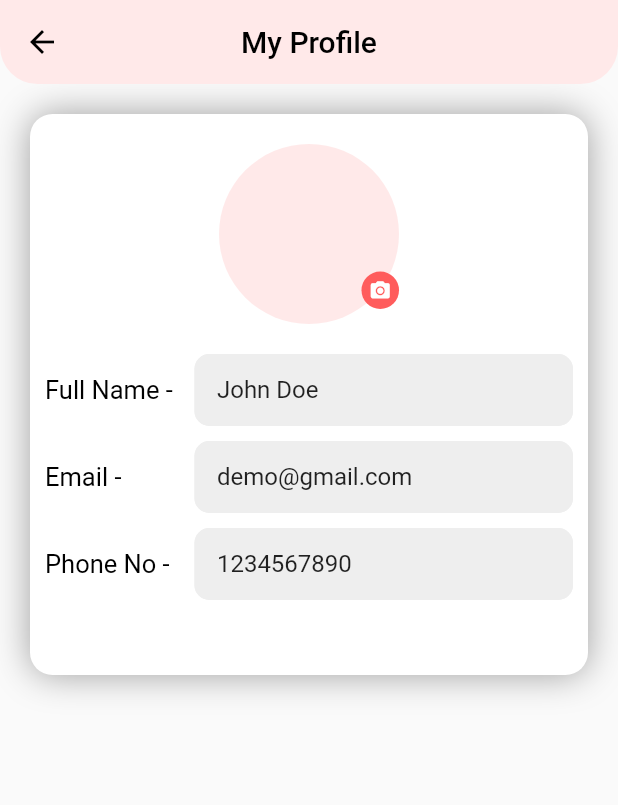
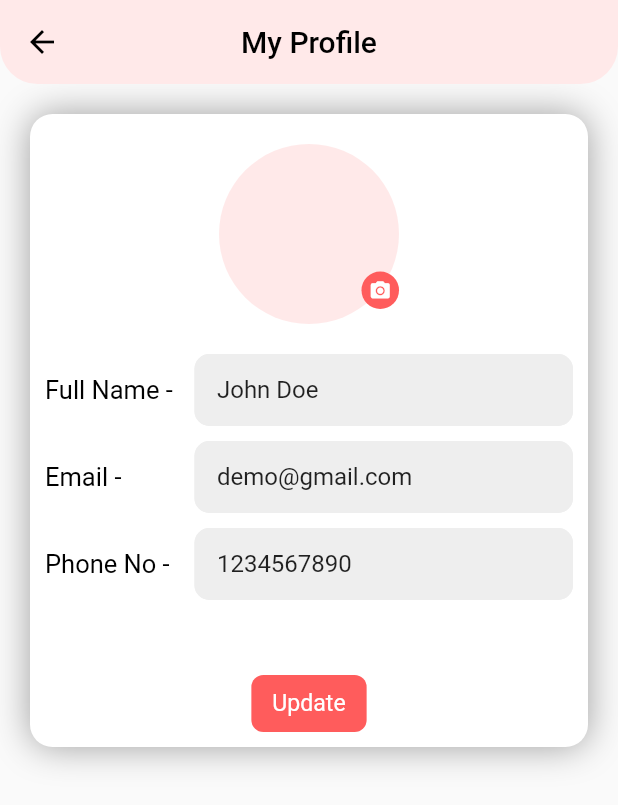
Before and after one commit to rushit5560/Food_Delivery_Project_New, a Flutter app: the MyProfileScreen screen opened directly, on a phone screen of 412 x 824 dp. Shown: the top 805 px of the screen. Run offline on Flutter 3.47's test engine with Material 2 defaults, Android fonts, the phone set to English and light mode, and no system bars; our stand-ins replace carousel_slider, flutter_rating_bar, get, google_sign_in, image_picker, share and 2 more.

Commit message:
Update UI

```diff
--- a/food_delivery/lib/common/custom_appbar.dart
+++ b/food_delivery/lib/common/custom_appbar.dart
@@ -34,8 +34,8 @@ PreferredSizeWidget commonAppBarModule({required title, index = 0}) {
               child: Image.asset(Images.ic_barcode_scan, height: 25, width: 25),
             )
           : index == 2
-          ? Image.asset(Images.ic_scanner, scale: 2,)
-            :Container(),
+              ? Image.asset(Images.ic_scanner, height: 28, width: 28)
+              : Container(),
       SizedBox(width: 20)
     ],
   );
--- a/food_delivery/lib/screens/account_screen/account_screen_widgets.dart
+++ b/food_delivery/lib/screens/account_screen/account_screen_widgets.dart
@@ -7,6 +7,7 @@ import 'package:food_delivery/screens/addresses_screen/addresses_screen.dart';
 import 'package:food_delivery/screens/contact_us_screen/contact_us_screen.dart';
 import 'package:food_delivery/screens/index_screen/index_screen.dart';
 import 'package:food_delivery/screens/language_screen/language_screen.dart';
+import 'package:food_delivery/screens/my_profile_screen/my_profile_screen.dart';
 import 'package:food_delivery/screens/my_settings_screen/my_settings_screen.dart';
 import 'package:food_delivery/screens/notification_screen/notification_screen.dart';
 import 'package:food_delivery/screens/order_screen/order_screen.dart';
@@ -14,6 +15,7 @@ import 'package:food_delivery/screens/terms_and_condition_screen/terms_and_condi
 import 'package:food_delivery/screens/wallet_screen/wallet_screen.dart';
 import 'package:food_delivery/screens/wishlist_screen/wishlist_screen.dart';
 import 'package:get/get.dart';
+import 'package:share/share.dart';
 
 class AccountDetailsModule extends StatelessWidget {
   const AccountDetailsModule({Key? key}) : super(key: key);
@@ -79,7 +81,7 @@ class EditProfileButtonModule extends StatelessWidget {
     return Padding(
       padding: const EdgeInsets.symmetric(horizontal: 12),
       child: GestureDetector(
-        onTap: () => editProfileOnClick(),
+        onTap: () => Get.to(()=> MyProfileScreen()),
         child: Container(
           decoration: BoxDecoration(
             color: AppColors.colorDarkPink,
@@ -100,9 +102,6 @@ class EditProfileButtonModule extends StatelessWidget {
     );
   }
 
-  void editProfileOnClick() {
-    print('Edit Profile Click');
-  }
 }
 
 class HeaderTextModule extends StatelessWidget {
@@ -204,31 +203,25 @@ class AccountInfoListModule extends StatelessWidget {
     switch (index) {
       case 0:
         Get.to(()=> AddressesScreen());
-        // print('$index');
         break;
       case 1:
         Get.to(()=> OrderScreen());
-        // print('$index');
         break;
       case 2:
         Get.to(()=> WishListScreen());
-        // print('$index');
         break;
       case 3:
         Get.to(()=> WalletScreen());
-        // print('$index');
         break;
       case 4:
         // Get.to(()=> );
-        print('$index');
+        print('Offer Zone');
         break;
       case 5:
         Get.to(()=> LanguageScreen());
-        // print('$index');
         break;
       case 6:
         Get.to(()=> NotificationScreen());
-        // print('$index');
         break;
     }
   }
@@ -304,25 +297,24 @@ class OtherInfoListModule extends StatelessWidget {
     switch (index) {
       case 0:
         Get.to(()=> ContactUsScreen());
-        // print('$index');
         break;
       case 1:
-        // Get.to(()=> );
-        print('$index');
+        clickedOnShareButton();
         break;
       case 2:
         Get.to(()=> TermsAndConditionScreen());
-        // print('$index');
         break;
       case 3:
         Get.to(()=> AboutUsScreen());
-        // print('$index');
         break;
       case 4:
         Get.to(()=> SettingsScreen());
-        // print('$index');
         break;
     }
+  }
+
+  clickedOnShareButton() {
+    Share.share('Food Delivery User');
   }
 }
 
--- a/food_delivery/lib/screens/my_profile_screen/my_profile_screen.dart
+++ b/food_delivery/lib/screens/my_profile_screen/my_profile_screen.dart
@@ -18,7 +18,6 @@ class MyProfileScreen extends StatelessWidget {
       body: SingleChildScrollView(
         child: Container(
         width: Get.width,
-        //height: Get.height/2,
         margin: EdgeInsets.only(left: 20, right: 20, top: 20),
         padding: EdgeInsets.only(top: 20, left: 10, right: 10),
         decoration: BoxDecoration(
@@ -35,25 +34,20 @@ class MyProfileScreen extends StatelessWidget {
           crossAxisAlignment: CrossAxisAlignment.center,
           children: [
             Profile(),
-            SizedBox(height: 20,),
-            FullNameTextField(
-              nameTextEditingController: nameTextEditingController,
-              //icon: Icons.email,
-             // hintText: "Enter Email",
-            ),
-            SizedBox(height: 10,),
+            SizedBox(height: 20),
+            FullNameTextField(nameTextEditingController: nameTextEditingController),
+            SizedBox(height: 10),
             EmailTextField(
               emailTextEditingController: emailTextEditingController,
-              //icon: Icons.email,
+              hintText: "Enter Email"),
+            SizedBox(height: 10),
+            PhoneNumberTextField(
+              phoneNumberTextEditingController: phoneNumberTextEditingController,
               hintText: "Enter Email",
             ),
-            SizedBox(height: 10,),
-            PhoneNumberTextField(
-              phoneNumberTextEditingController: phoneNumberTextEditingController,
-              //icon: Icons.email,
-              hintText: "Enter Email",
-            ),
-            SizedBox(height: 50,),
+            SizedBox(height: 50),
+            UpdateProfileButton(),
+            SizedBox(height: 10),
           ],
         ),
         )
--- a/food_delivery/lib/screens/my_profile_screen/my_profile_screen_widgets.dart
+++ b/food_delivery/lib/screens/my_profile_screen/my_profile_screen_widgets.dart
@@ -10,7 +10,6 @@ class Profile extends StatefulWidget {
   @override
   _ProfileState createState() => _ProfileState();
 }
-
 class _ProfileState extends State<Profile> {
   File? file;
 
@@ -21,37 +20,39 @@ class _ProfileState extends State<Profile> {
     return Stack(
       alignment: Alignment.bottomRight,
       children: [
-        file != null ?
-        ClipRRect(
+        file != null
+            ? ClipRRect(
                 borderRadius: BorderRadius.circular(80.0),
-          child: Image.file(file!, height: 120 ,width: 120, fit: BoxFit.fill ),
+                child: Image.file(file!,
+                    height: 120, width: 120, fit: BoxFit.fill),
               )
-            :
-        ClipRRect(
+            : ClipRRect(
                 borderRadius: BorderRadius.circular(80.0),
                 child: Container(
                   color: AppColors.colorLightPink,
-            height: 120 ,width: 120,
+                  height: 120, width: 120,
                   //child: FlutterLogo(),
                 ),
               ),
-
         GestureDetector(
-          onTap: (){
+          onTap: () {
             _showPicker(context);
           },
           child: Container(
-            height: 25, width: 25,
+            height: 25,
+            width: 25,
             margin: EdgeInsets.only(bottom: 10),
             decoration: BoxDecoration(
                 borderRadius: BorderRadius.circular(50),
-                color: AppColors.colorDarkPink
+                color: AppColors.colorDarkPink),
+            child: Icon(
+              Icons.camera_alt,
+              color: Colors.white,
+              size: 15,
             ),
-            child: Icon(Icons.camera_alt, color: Colors.white,size: 15,),
           ),
         ),
       ],
-
     );
   }
 
@@ -82,43 +83,32 @@ class _ProfileState extends State<Profile> {
               ),
             ),
           );
-        }
-    );
+        });
   }
 
   void gallery() async {
     final image = await imagePicker.getImage(source: ImageSource.gallery);
-    if(image != null){
+    if (image != null) {
       setState(() {
         file = File(image.path);
       });
-    } else{}
+    } else {}
   }
 
   void camera() async {
     final image = await imagePicker.getImage(source: ImageSource.camera);
-    if(image != null){
+    if (image != null) {
       setState(() {
         file = File(image.path);
       });
-    } else{}
+    } else {}
   }
 }
 
 class FullNameTextField extends StatelessWidget {
+  TextEditingController nameTextEditingController;
 
-
-   TextEditingController nameTextEditingController;
-   //IconData icon;
-
-   //String hintText;
-
-   FullNameTextField({
-     required this.nameTextEditingController,
-     //required this.icon,
-
-     //required this.hintText,
-   });
+  FullNameTextField({required this.nameTextEditingController});
 
   @override
   Widget build(BuildContext context) {
@@ -127,21 +117,25 @@ class FullNameTextField extends StatelessWidget {
         Expanded(
           flex: 3,
           child: Container(
-            child: Text("Full Name -",
-              style: TextStyle(fontSize: 17, color: Colors.black),),
+            child: Text(
+              "Full Name -",
+              style: TextStyle(fontSize: 17, color: Colors.black),
             ),
           ),
-        SizedBox(width: 5,),
+        ),
+        SizedBox(
+          width: 5,
+        ),
         Expanded(
           flex: 8,
           child: TextFormField(
             keyboardType: TextInputType.emailAddress,
             controller: nameTextEditingController,
-            decoration: _inputDecoration( /*icon: icon*/),
+            readOnly: true,
+            decoration: _inputDecoration(/*icon: icon*/),
           ),
         ),
       ],
-
     );
   }
 
@@ -156,36 +150,26 @@ class FullNameTextField extends StatelessWidget {
       fillColor: Colors.grey.shade200,
       enabledBorder: OutlineInputBorder(
           borderRadius: BorderRadius.all(Radius.circular(10)),
-          borderSide: BorderSide(color: Colors.grey.shade200)
-      ),
+          borderSide: BorderSide(color: Colors.grey.shade200)),
       focusedBorder: OutlineInputBorder(
           borderRadius: BorderRadius.all(Radius.circular(10)),
-          borderSide: BorderSide(color: Colors.grey.shade200)
-      ),
+          borderSide: BorderSide(color: Colors.grey.shade200)),
       errorBorder: OutlineInputBorder(
           borderRadius: BorderRadius.all(Radius.circular(10)),
-          borderSide: BorderSide(color: Colors.grey.shade200)
-      ),
+          borderSide: BorderSide(color: Colors.grey.shade200)),
       focusedErrorBorder: OutlineInputBorder(
           borderRadius: BorderRadius.all(Radius.circular(10)),
-          borderSide: BorderSide(color: Colors.grey.shade200)
-      ),
+          borderSide: BorderSide(color: Colors.grey.shade200)),
     );
   }
 }
 
 class EmailTextField extends StatelessWidget {
-
-
   TextEditingController emailTextEditingController;
-  //IconData icon;
-
   String hintText;
 
   EmailTextField({
     required this.emailTextEditingController,
-    //required this.icon,
-
     required this.hintText,
   });
 
@@ -196,21 +180,27 @@ class EmailTextField extends StatelessWidget {
         Expanded(
           flex: 3,
           child: Container(
-            child: Text("Email -",
-              style: TextStyle(fontSize: 17, color: Colors.black),),
+            child: Text(
+              "Email -",
+              style: TextStyle(fontSize: 17, color: Colors.black),
             ),
           ),
-        SizedBox(width: 5,),
+        ),
+        SizedBox(
+          width: 5,
+        ),
         Expanded(
           flex: 8,
           child: TextFormField(
             keyboardType: TextInputType.emailAddress,
             controller: emailTextEditingController,
-            decoration: _inputDecoration(hintText: hintText, /*icon: icon*/),
+            readOnly: true,
+            decoration: _inputDecoration(
+              hintText: hintText, /*icon: icon*/
+            ),
           ),
         ),
       ],
-
     );
   }
 
@@ -225,28 +215,23 @@ class EmailTextField extends StatelessWidget {
       fillColor: Colors.grey.shade200,
       enabledBorder: OutlineInputBorder(
           borderRadius: BorderRadius.all(Radius.circular(10)),
-          borderSide: BorderSide(color: Colors.grey.shade200)
-      ),
+          borderSide: BorderSide(color: Colors.grey.shade200)),
       focusedBorder: OutlineInputBorder(
           borderRadius: BorderRadius.all(Radius.circular(10)),
-          borderSide: BorderSide(color: Colors.grey.shade200)
-      ),
+          borderSide: BorderSide(color: Colors.grey.shade200)),
       errorBorder: OutlineInputBorder(
           borderRadius: BorderRadius.all(Radius.circular(10)),
-          borderSide: BorderSide(color: Colors.grey.shade200)
-      ),
+          borderSide: BorderSide(color: Colors.grey.shade200)),
       focusedErrorBorder: OutlineInputBorder(
           borderRadius: BorderRadius.all(Radius.circular(10)),
-          borderSide: BorderSide(color: Colors.grey.shade200)
-      ),
+          borderSide: BorderSide(color: Colors.grey.shade200)),
     );
   }
 }
 
 class PhoneNumberTextField extends StatelessWidget {
+  TextEditingController phoneNumberTextEditingController;
 
-
-  TextEditingController phoneNumberTextEditingController;
   //IconData icon;
 
   String hintText;
@@ -265,21 +250,27 @@ class PhoneNumberTextField extends StatelessWidget {
         Expanded(
           flex: 3,
           child: Container(
-            child: Text("Phone No -",
-              style: TextStyle(fontSize: 17, color: Colors.black),),
+            child: Text(
+              "Phone No -",
+              style: TextStyle(fontSize: 17, color: Colors.black),
             ),
           ),
-        SizedBox(width: 5,),
+        ),
+        SizedBox(
+          width: 5,
+        ),
         Expanded(
           flex: 8,
           child: TextFormField(
             keyboardType: TextInputType.emailAddress,
             controller: phoneNumberTextEditingController,
-            decoration: _inputDecoration(hintText: hintText, /*icon: icon*/),
+            readOnly: true,
+            decoration: _inputDecoration(
+              hintText: hintText, /*icon: icon*/
+            ),
           ),
         ),
       ],
-
     );
   }
 
@@ -294,19 +285,42 @@ class PhoneNumberTextField extends StatelessWidget {
       fillColor: Colors.grey.shade200,
       enabledBorder: OutlineInputBorder(
           borderRadius: BorderRadius.all(Radius.circular(10)),
-          borderSide: BorderSide(color: Colors.grey.shade200)
-      ),
+          borderSide: BorderSide(color: Colors.grey.shade200)),
       focusedBorder: OutlineInputBorder(
           borderRadius: BorderRadius.all(Radius.circular(10)),
-          borderSide: BorderSide(color: Colors.grey.shade200)
-      ),
+          borderSide: BorderSide(color: Colors.grey.shade200)),
       errorBorder: OutlineInputBorder(
           borderRadius: BorderRadius.all(Radius.circular(10)),
-          borderSide: BorderSide(color: Colors.grey.shade200)
-      ),
+          borderSide: BorderSide(color: Colors.grey.shade200)),
       focusedErrorBorder: OutlineInputBorder(
           borderRadius: BorderRadius.all(Radius.circular(10)),
-          borderSide: BorderSide(color: Colors.grey.shade200)
+          borderSide: BorderSide(color: Colors.grey.shade200)),
+    );
+  }
+}
+
+class UpdateProfileButton extends StatelessWidget {
+  const UpdateProfileButton({Key? key}) : super(key: key);
+
+  @override
+  Widget build(BuildContext context) {
+    return GestureDetector(
+      // onTap: () => Get.to(()=> MyProfileScreen()),
+      child: Container(
+        decoration: BoxDecoration(
+          color: AppColors.colorDarkPink,
+          borderRadius: BorderRadius.circular(8),
+        ),
+        child: Padding(
+          padding: const EdgeInsets.symmetric(horizontal: 14, vertical: 10),
+          child: Text(
+            'Update',
+            textScaleFactor: 1.1,
+            style: TextStyle(
+              color: Colors.white,
+            ),
+          ),
+        ),
       ),
     );
   }
```
Lines whose indentation alone changed are shown as unchanged.
